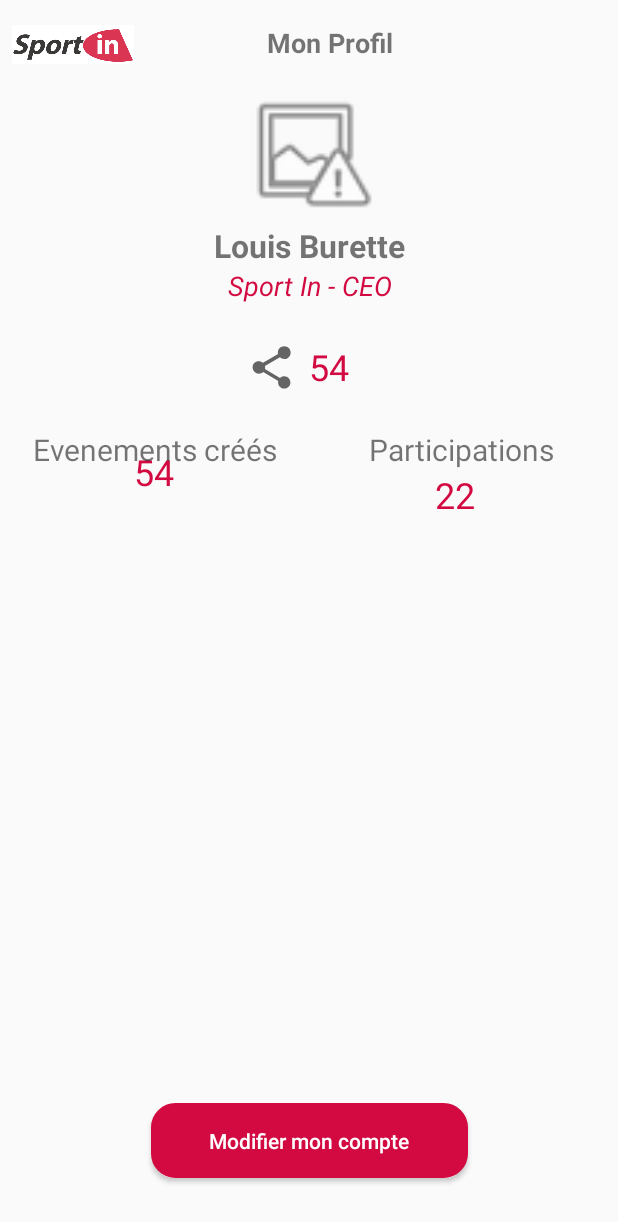
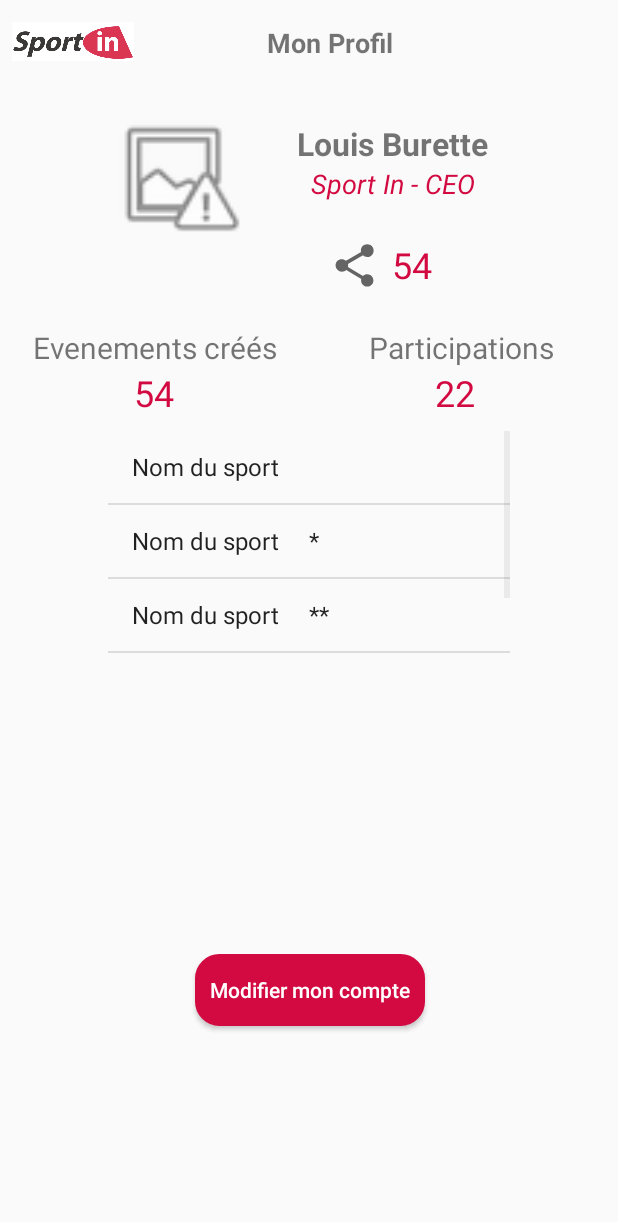
Before and after one commit to Haingue/SportIn, an Android app: the PageProfil screen opened directly, with no data from a screen before it, on a phone screen of 412 x 824 dp. Shown: the top 1222 px of the screen. Run offline under Robolectric (Android 15) with nearby library versions, the phone set to English and light mode, and no system bars.

Commit message:
ça marche bien

```diff
--- a/SportIn/app/src/main/java/fr/univ_lille1/iutinfo/sportin/PageProfil.java
+++ b/SportIn/app/src/main/java/fr/univ_lille1/iutinfo/sportin/PageProfil.java
@@ -32,14 +32,39 @@ import java.util.ListIterator;
 import fr.univ_lille1.iutinfo.communication.ConnexionServ;
 public class PageProfil extends AppCompatActivity {
 
+    private List<String> listSports;
+    ListView list;
+
     protected void onCreate(Bundle savedInstanceState) {
         super.onCreate(savedInstanceState);
         setContentView(R.layout.profil);
         Toolbar toolbar = (Toolbar) findViewById(R.id.toolbar);
         setSupportActionBar(toolbar);
 
+        // Initialisation de la liste contenant les sports évalués par l'utilisateur
+        listSports = new ArrayList<>();
+        for(int i = 0;i<5 ; i++){ //TODO le nombre de sports que l'utilisateur à selectionné (à remplacer)
+            String nomSport ="Nom du sport"; //TODO remplacer avec le nom du sport
+            int rating = i; //TODO remplacer avec la bonne valeur
+            String ratingString="";
+            for(int nbEtoiles = 0;nbEtoiles<rating ; nbEtoiles++){
+                ratingString+="*";
+            }
+            listSports.add(nomSport+"     "+ratingString);
+        }
+
+        //Initialisation de la listeView
+        list = (ListView) findViewById(R.id.listView);
+        final ArrayAdapter<String> adapter = new ArrayAdapter<String>(PageProfil.this,
+                android.R.layout.simple_list_item_1, listSports);
+        list.setAdapter(adapter);
     }
 
+    /**
+     * Méthode liée au bouton "Modifier mon compte"
+     * qui doit envoyer vers la page de modification de compte
+     * @param view
+     */
     public void modifierCompte(View view) {
         //TODO envoyer sur la future page de modification de compte
         Intent i=new Intent(this,PageProfil.class);
--- a/SportIn/app/src/main/res/layout/profil.xml
+++ b/SportIn/app/src/main/res/layout/profil.xml
@@ -19,7 +19,8 @@
             android:textSize="18sp"
             android:textStyle="bold"
             app:layout_constraintRight_toRightOf="parent"
-            app:layout_constraintTop_toTopOf="parent" />
+            app:layout_constraintTop_toTopOf="parent"
+            android:layout_marginEnd="150dp" />
 
         <ImageView
             android:id="@+id/sportInLogo"
@@ -27,54 +28,59 @@
             android:layout_height="27dp"
             android:layout_marginLeft="8dp"
             android:layout_marginRight="8dp"
-            android:layout_marginTop="16dp"
+            android:layout_marginTop="14dp"
             app:layout_constraintHorizontal_bias="0.0"
             app:layout_constraintLeft_toLeftOf="parent"
             app:layout_constraintRight_toLeftOf="@+id/profilLabel"
             app:layout_constraintTop_toTopOf="parent"
-            app:srcCompat="@drawable/logo_sportin_blanc" />
+            app:srcCompat="@drawable/logo_sportin_blanc"
+            android:layout_marginStart="8dp"
+            android:layout_marginEnd="8dp" />
 
         <ImageView
             android:id="@+id/profilImage"
             android:layout_width="103dp"
             android:layout_height="93dp"
-            android:layout_marginLeft="8dp"
-            android:layout_marginRight="8dp"
-            android:layout_marginTop="15dp"
-            app:layout_constraintHorizontal_bias="0.501"
-            app:layout_constraintLeft_toLeftOf="parent"
-            app:layout_constraintRight_toRightOf="parent"
+            app:srcCompat="@android:drawable/ic_menu_report_image"
+            android:layout_marginEnd="8dp"
+            android:layout_marginTop="31dp"
             app:layout_constraintTop_toBottomOf="@+id/profilLabel"
-            app:srcCompat="@android:drawable/ic_menu_report_image" />
+            app:layout_constraintRight_toLeftOf="@+id/profilLabel"
+            android:layout_marginRight="8dp" />
 
         <TextView
             android:id="@+id/nomprenomLabel"
             android:layout_width="wrap_content"
             android:layout_height="wrap_content"
-            android:layout_marginLeft="8dp"
-            android:layout_marginRight="8dp"
-            android:layout_marginTop="0dp"
             android:text="Louis Burette"
             android:textSize="21sp"
             android:textStyle="bold"
-            app:layout_constraintLeft_toLeftOf="@+id/profilImage"
-            app:layout_constraintRight_toRightOf="@+id/profilImage"
-            app:layout_constraintTop_toBottomOf="@+id/profilImage" />
+            android:layout_marginStart="8dp"
+            android:layout_marginEnd="8dp"
+            app:layout_constraintTop_toTopOf="@+id/profilImage"
+            android:layout_marginTop="9dp"
+            app:layout_constraintLeft_toRightOf="@+id/profilImage"
+            android:layout_marginLeft="8dp"
+            android:layout_marginRight="8dp"
+            app:layout_constraintRight_toRightOf="parent"
+            app:layout_constraintHorizontal_bias="0.2" />
 
         <TextView
             android:id="@+id/fonctionLabel"
             android:layout_width="wrap_content"
             android:layout_height="wrap_content"
-            android:layout_marginLeft="8dp"
-            android:layout_marginRight="8dp"
-            android:layout_marginTop="0dp"
             android:text="Sport In - CEO"
             android:textColor="@color/color_sportin"
             android:textSize="18sp"
             android:textStyle="italic"
-            app:layout_constraintLeft_toLeftOf="@+id/profilImage"
-            app:layout_constraintRight_toRightOf="@+id/profilImage"
-            app:layout_constraintTop_toBottomOf="@+id/nomprenomLabel" />
+            android:layout_marginStart="8dp"
+            android:layout_marginEnd="8dp"
+            android:layout_marginTop="0dp"
+            app:layout_constraintTop_toBottomOf="@+id/nomprenomLabel"
+            android:layout_marginLeft="8dp"
+            app:layout_constraintLeft_toLeftOf="@+id/nomprenomLabel"
+            android:layout_marginRight="8dp"
+            app:layout_constraintRight_toRightOf="@+id/nomprenomLabel" />
 
         <ImageView
             android:id="@+id/imageLien"
@@ -84,7 +90,8 @@
             android:layout_marginTop="25dp"
             app:layout_constraintLeft_toLeftOf="@+id/fonctionLabel"
             app:layout_constraintTop_toBottomOf="@+id/fonctionLabel"
-            app:srcCompat="?attr/actionModeShareDrawable" />
+            app:srcCompat="?attr/actionModeShareDrawable"
+            android:layout_marginStart="12dp" />
 
         <TextView
             android:id="@+id/labelParticipantsNum"
@@ -92,14 +99,15 @@
             android:layout_height="34dp"
             android:layout_marginLeft="8dp"
             android:layout_marginRight="8dp"
-            android:layout_marginTop="0dp"
             android:text="22"
             android:textColor="@color/color_sportin"
             android:textSize="24sp"
             app:layout_constraintHorizontal_bias="0.333"
             app:layout_constraintLeft_toLeftOf="@+id/labelParticipations"
             app:layout_constraintRight_toRightOf="parent"
-            app:layout_constraintTop_toBottomOf="@+id/labelParticipations" />
+            app:layout_constraintTop_toBottomOf="@+id/labelParticipations"
+            android:layout_marginStart="8dp"
+            android:layout_marginEnd="8dp" />
 
         <TextView
             android:id="@+id/labelEventsNum"
@@ -107,14 +115,15 @@
             android:layout_height="34dp"
             android:layout_marginLeft="13dp"
             android:layout_marginRight="8dp"
-            android:layout_marginTop="-15dp"
             android:text="54"
             android:textColor="@color/color_sportin"
             android:textSize="24sp"
             app:layout_constraintHorizontal_bias="0.617"
             app:layout_constraintLeft_toLeftOf="parent"
             app:layout_constraintRight_toRightOf="@+id/labelEvent"
-            app:layout_constraintTop_toBottomOf="@+id/labelEvent" />
+            app:layout_constraintTop_toBottomOf="@+id/labelEvent"
+            android:layout_marginStart="13dp"
+            android:layout_marginEnd="8dp" />
 
         <TextView
             android:id="@+id/textView14"
@@ -129,7 +138,9 @@
             app:layout_constraintHorizontal_bias="0.0"
             app:layout_constraintLeft_toRightOf="@+id/imageLien"
             app:layout_constraintRight_toRightOf="@+id/fonctionLabel"
-            app:layout_constraintTop_toBottomOf="@+id/fonctionLabel" />
+            app:layout_constraintTop_toBottomOf="@+id/fonctionLabel"
+            android:layout_marginStart="8dp"
+            android:layout_marginEnd="8dp" />
 
         <TextView
             android:id="@+id/labelEvent"
@@ -140,7 +151,8 @@
             android:text="Evenements créés"
             android:textSize="20sp"
             app:layout_constraintLeft_toLeftOf="parent"
-            app:layout_constraintTop_toBottomOf="@+id/imageLien" />
+            app:layout_constraintTop_toBottomOf="@+id/imageLien"
+            android:layout_marginStart="22dp" />
 
         <TextView
             android:id="@+id/labelParticipations"
@@ -154,27 +166,44 @@
             app:layout_constraintHorizontal_bias="0.6"
             app:layout_constraintLeft_toRightOf="@+id/labelEvent"
             app:layout_constraintRight_toRightOf="parent"
-            app:layout_constraintTop_toBottomOf="@+id/imageLien" />
+            app:layout_constraintTop_toBottomOf="@+id/imageLien"
+            android:layout_marginStart="8dp"
+            android:layout_marginEnd="8dp" />
 
         <Button
             android:id="@+id/modifierCompteBouton"
-            android:layout_width="211dp"
-            android:layout_height="50dp"
+            android:layout_width="wrap_content"
+            android:layout_height="wrap_content"
             android:layout_marginBottom="8dp"
+            android:layout_marginEnd="8dp"
+            android:layout_marginLeft="8dp"
+            android:layout_marginRight="8dp"
+            android:layout_marginStart="8dp"
+            android:layout_marginTop="8dp"
+            android:background="@drawable/fond_bouton"
+            android:onClick="modifierCompte"
+            android:text="   Modifier mon compte   "
+            android:textAllCaps="false"
+            android:textColor="@android:color/white"
+            app:layout_constraintBottom_toBottomOf="parent"
+            app:layout_constraintHorizontal_bias="0.502"
+            app:layout_constraintLeft_toLeftOf="parent"
+            app:layout_constraintRight_toRightOf="parent"
+            app:layout_constraintTop_toBottomOf="@+id/listView"
+            app:layout_constraintVertical_bias="0.571" />
+
+        <ListView
+            android:id="@+id/listView"
+            android:layout_width="268dp"
+            android:layout_height="165dp"
             android:layout_marginLeft="8dp"
             android:layout_marginRight="8dp"
             android:layout_marginTop="8dp"
-            android:background="@drawable/fond_bouton"
-            android:onClick="modifierCompte"
-            android:text="Modifier mon compte"
-            android:textAllCaps="false"
-            android:textColor="@android:color/white"
-            app:layout_constraintBottom_toBottomOf="parent"
             app:layout_constraintLeft_toLeftOf="parent"
             app:layout_constraintRight_toRightOf="parent"
             app:layout_constraintTop_toBottomOf="@+id/labelEventsNum"
-            app:layout_constraintHorizontal_bias="0.503"
-            app:layout_constraintVertical_bias="0.928" />
+            tools:layout_editor_absoluteY="275dp"
+            tools:layout_editor_absoluteX="68dp" />
 
     </android.support.constraint.ConstraintLayout>
 </LinearLayout>
```
